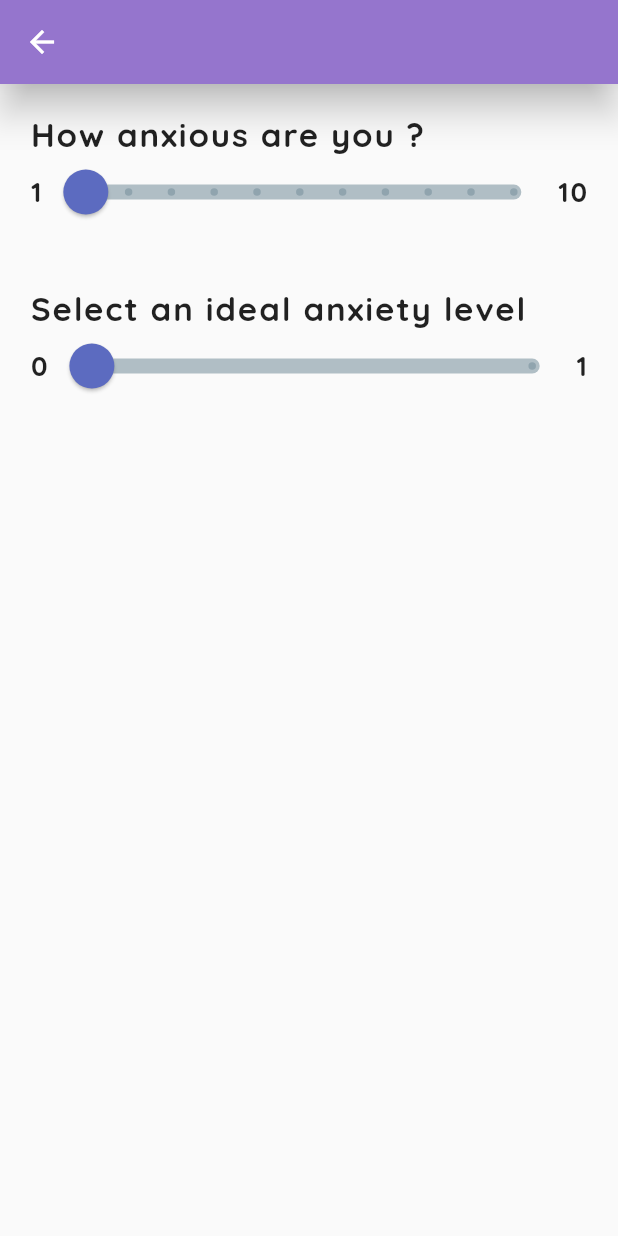
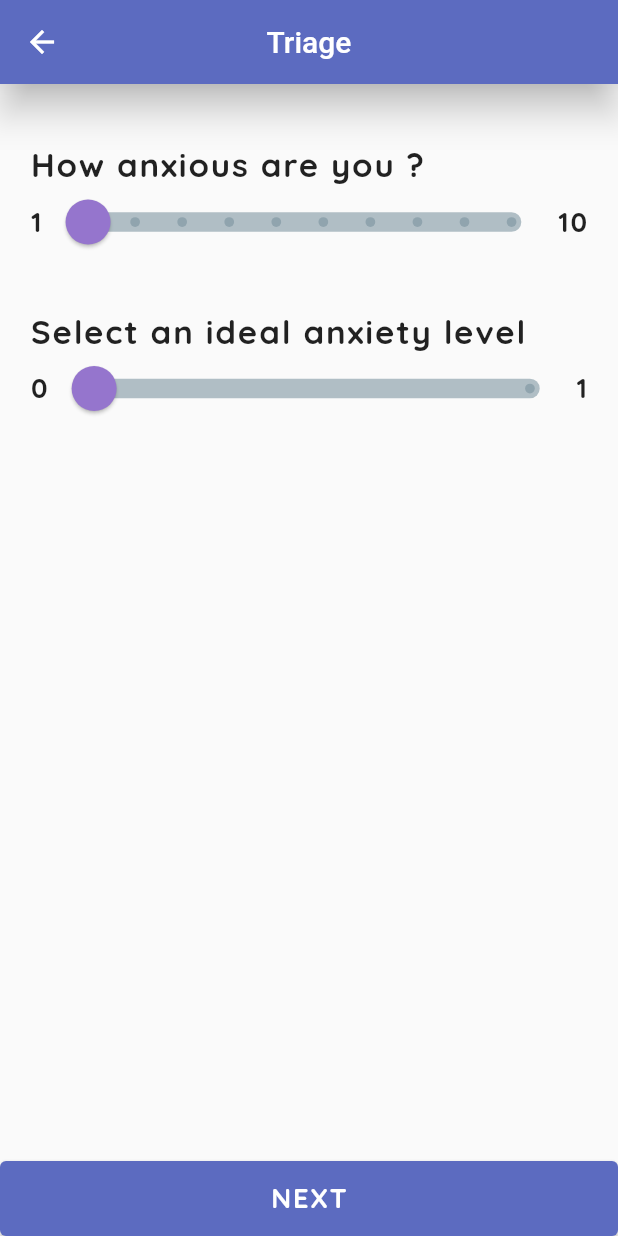
Before and after one commit to mahajanayush77/Uday, a Flutter app: the screen it shows after launch, after a tap on "Anxious", on a phone screen of 412 x 824 dp. Run offline on Flutter 3.47's test engine with Material 2 defaults, Android fonts, the light colour scheme and no system bars; our stand-ins replace flutter_svg, google_fonts.

Commit message:
Triage screen completed Closes #2

```diff
--- a/lib/constants.dart
+++ b/lib/constants.dart
@@ -16,3 +16,7 @@ const kHeadingStyle = TextStyle(
   fontSize: 22.0,
   letterSpacing: 1.2,
 );
+const kBodyStyle = TextStyle(
+  fontSize: 14.0,
+  letterSpacing: 1.2,
+);
--- a/lib/main.dart
+++ b/lib/main.dart
@@ -1,10 +1,12 @@
 import 'package:flutter/material.dart';
+import 'package:flutter/services.dart';
 import 'package:google_fonts/google_fonts.dart';
 import './screens/triage.dart';
 import './constants.dart';
 import './screens/home.dart';
 
 void main() {
+  SystemChrome.setPreferredOrientations([DeviceOrientation.portraitUp]);
   runApp(MyApp());
 }
 
--- a/lib/screens/home.dart
+++ b/lib/screens/home.dart
@@ -52,18 +52,27 @@ class HomePage extends StatelessWidget {
                     EmojiButton(
                       'Anxious',
                       '😰',
-                        () => Navigator.pushNamed(
-                            context, TriageScreen.routeName)),
+                      () => Navigator.push(
+                          context,
+                          MaterialPageRoute(
+                              builder: (context) => TriageScreen())),
+                    ),
                     EmojiButton(
                       'Stressed',
                       '😫',
-                        () => Navigator.pushNamed(
-                            context, TriageScreen.routeName)),
+                      () => Navigator.push(
+                          context,
+                          MaterialPageRoute(
+                              builder: (context) => TriageScreen())),
+                    ),
                     EmojiButton(
                       'Depressed',
                       '😞',
-                        () => Navigator.pushNamed(
-                            context, TriageScreen.routeName)),
+                      () => Navigator.push(
+                          context,
+                          MaterialPageRoute(
+                              builder: (context) => TriageScreen())),
+                    ),
                   ],
                 ),
               ),
--- a/lib/screens/triage.dart
+++ b/lib/screens/triage.dart
@@ -1,4 +1,5 @@
 import 'package:flutter/material.dart';
+import 'package:flutter/widgets.dart';
 import 'package:uday/widgets/CustomSlider.dart';
 import '../constants.dart';
 
@@ -12,14 +13,13 @@ class TriageScreen extends StatefulWidget {
 class _TriageScreenState extends State<TriageScreen> {
   int _selectedLevel = 1;
   int _idealLevel = 0;
-
-  Widget _buildQuestion(
-    String ques,
-    int min,
-    int max,
-    int initialVal,
-    bool Function(int) onChanged,
-  ) {
+  Widget _buildQuestion({
+    required String ques,
+    required int min,
+    required int max,
+    required int initialVal,
+    required bool Function(int) onChanged,
+  }) {
     return Column(
       mainAxisSize: MainAxisSize.min,
       crossAxisAlignment: CrossAxisAlignment.start,
@@ -29,10 +29,10 @@ class _TriageScreenState extends State<TriageScreen> {
           style: kHeadingStyle,
         ),
         CustomSlider(
-          max,
-          min,
-          onChanged,
-          initialVal: 0,
+          max: max,
+          min: min,
+          onChanged: onChanged,
+          initialVal: initialVal,
         ),
       ],
     );
@@ -43,38 +43,71 @@ class _TriageScreenState extends State<TriageScreen> {
     return SafeArea(
       child: Scaffold(
         appBar: AppBar(
-          backgroundColor: kPrimaryColor,
+          backgroundColor: kAccentColor,
           elevation: 10.0,
+          title: Text('Triage'),
+          centerTitle: true,
         ),
-        body: Padding(
+        body: Stack(
+          children: [
+            Container(
+              width: double.infinity,
               padding: const EdgeInsets.symmetric(
                 horizontal: 20.0,
-            vertical: 20.0,
+                vertical: 40.0,
               ),
               child: Column(
                 mainAxisSize: MainAxisSize.min,
+                crossAxisAlignment: CrossAxisAlignment.stretch,
                 children: [
                   _buildQuestion(
-                'How anxious are you ?',
-                1,
-                10,
-                1,
-                (val) {
+                    ques: 'How anxious are you ?',
+                    min: 1,
+                    max: 10,
+                    initialVal: 1,
+                    onChanged: (val) {
+                      if (_idealLevel > val) {
+                        showDialog(
+                          context: context,
+                          builder: (BuildContext context) => AlertDialog(
+                            title: Text('Oops!'),
+                            content: Text(
+                              'Your ideal anxiety level cannot be more than your actual anxiety level.',
+                            ),
+                            actions: [
+                              TextButton(
+                                onPressed: () => Navigator.of(context).pop(),
+                                style: ButtonStyle(
+                                  backgroundColor:
+                                      MaterialStateProperty.all(kAccentColor),
+                                  textStyle:
+                                      MaterialStateProperty.all(kBodyStyle),
+                                  foregroundColor:
+                                      MaterialStateProperty.all(Colors.white),
+                                ),
+                                child: Text('OK'),
+                              )
+                            ],
+                          ),
+                        );
+                        return false;
+                      } else {
                         setState(() {
                           _selectedLevel = val;
                         });
                         return true;
+                      }
                     },
                   ),
                   SizedBox(
-                height: 40.0,
+                    height: 35.0,
                   ),
                   _buildQuestion(
-                'Select an ideal anxiety level',
-                0,
-                _selectedLevel,
-                1,
-                (val) {
+                    ques: 'Select an ideal anxiety level',
+                    min: 0,
+                    max: _selectedLevel,
+                    initialVal: 0,
+                    onChanged: (val) {
                       setState(() {
                         _idealLevel = val;
                       });
@@ -84,6 +117,25 @@ class _TriageScreenState extends State<TriageScreen> {
                 ],
               ),
             ),
+            Align(
+              alignment: Alignment.bottomCenter,
+              child: Container(
+                // padding: EdgeInsets.symmetric(vertical: 10.0),
+                width: double.infinity,
+                height: 50.0,
+                child: ElevatedButton(
+                  onPressed: () {},
+                  child: Text(
+                    'NEXT',
+                    style: kSubheadingStyle,
+                  ),
+                  style: ButtonStyle(
+                      backgroundColor: MaterialStateProperty.all(kAccentColor)),
+                ),
+              ),
+            ),
+          ],
+        ),
       ),
     );
   }
--- a/lib/widgets/CustomSlider.dart
+++ b/lib/widgets/CustomSlider.dart
@@ -6,11 +6,11 @@ class CustomSlider extends StatefulWidget {
   final int min;
   final int initialVal;
   final bool Function(int) onChanged;
-  CustomSlider(
-    this.max,
-    this.min,
-    this.onChanged, {
-    this.initialVal = 0,
+  CustomSlider({
+    required this.max,
+    required this.min,
+    required this.onChanged,
+    required this.initialVal,
   });
 
   @override
@@ -24,6 +24,7 @@ class _CustomSliderState extends State<CustomSlider> {
   @override
   void initState() {
     // TODO: implement initState
+    super.didChangeDependencies();
     if (isInit) {
       _sliderVal = widget.initialVal.toDouble();
       isInit = false;
@@ -45,27 +46,27 @@ class _CustomSliderState extends State<CustomSlider> {
             data: SliderTheme.of(context).copyWith(
               activeTrackColor: Colors.blueGrey[300],
               inactiveTrackColor: Colors.blueGrey[200],
-              thumbColor: kAccentColor,
+              thumbColor: kPrimaryColor,
               thumbShape: RoundSliderThumbShape(
                 enabledThumbRadius: 15.0,
                 disabledThumbRadius: 15.0,
               ),
-              trackHeight: 10.0,
-              overlayColor: kPrimaryColor.withAlpha(32),
+              trackHeight: 13.0,
+              overlayColor: kAccentColor.withAlpha(32),
               inactiveTickMarkColor: Colors.blueGrey[300],
-              valueIndicatorColor: kAccentColor.withOpacity(0.7),
+              valueIndicatorColor: kPrimaryColor.withOpacity(0.7),
             ),
             child: Slider(
               min: widget.min.toDouble(),
               max: widget.max.toDouble(),
-              divisions: widget.max.toInt(),
+              divisions: widget.max.toInt() - widget.min.toInt(),
               value: _sliderVal,
-              label: _sliderVal.ceil().toString(),
+              label: _sliderVal.floor().toString(),
               onChanged: (double v) {
                 if (widget.onChanged(v.toInt())) {
                   setState(() {
                     _sliderVal = v;
-                    print(_sliderVal);
+                    // print(_sliderVal);
                   });
                 }
               },
```
Lines whose indentation alone changed are shown as unchanged.
